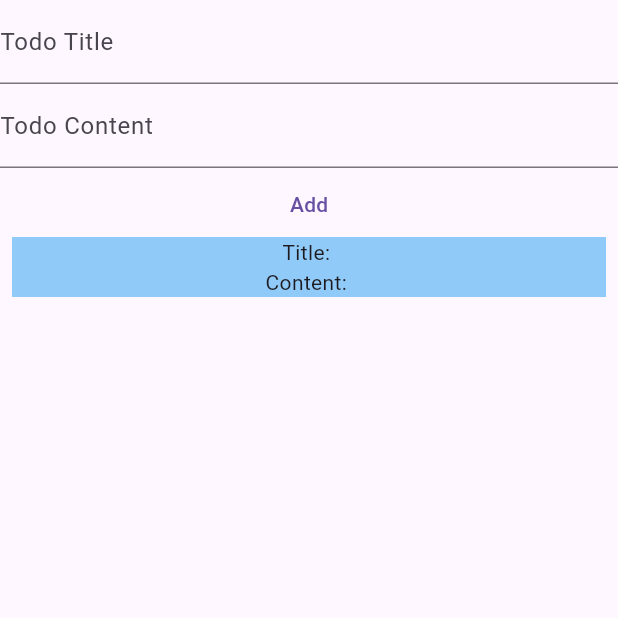
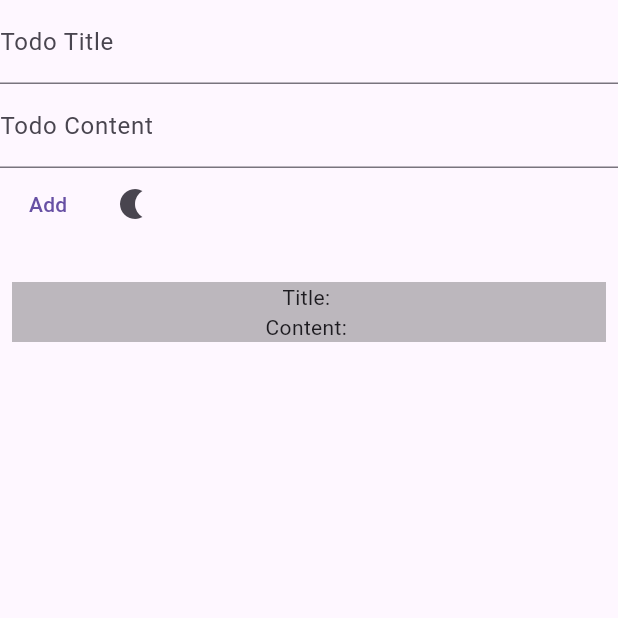
Before and after one commit to NQ556/flutter_course, a Flutter app: the screen it shows after launch, after a tap on "Add", on a phone screen of 412 x 824 dp, the top half of it. Run offline on Flutter 3.47's test engine with Material 3 defaults, Android fonts, the phone set to English and light mode, and no system bars; our stand-ins replace hive; accounts and stored records are empty.

Commit message:
feat: lifecycle widget

```diff
--- a/flutter_widget/lib/main.dart
+++ b/flutter_widget/lib/main.dart
@@ -1,18 +1,45 @@
 import 'package:flutter/material.dart';
-import 'package:flutter_widget/todo_screen.dart';
+import 'package:flutter_widget/model/todo.dart';
+import 'package:flutter_widget/views/todo_screen.dart';
+import 'package:hive/hive.dart';
+import 'package:path_provider/path_provider.dart';
 
-void main() {
+void main() async {
+  WidgetsFlutterBinding.ensureInitialized();
+  final appDocumentDirectory = await getApplicationDocumentsDirectory();
+  Hive.init(appDocumentDirectory.path);
+  Hive.registerAdapter(ToDoAdapter());
+  await Hive.openBox<ToDo>('todos');
   runApp(const MyApp());
 }
 
-class MyApp extends StatelessWidget {
+class MyApp extends StatefulWidget {
   const MyApp({super.key});
 
-  // This widget is the root of your application.
+  @override
+  State<MyApp> createState() => _MyAppState();
+}
+
+class _MyAppState extends State<MyApp> {
+  ThemeMode themeMode = ThemeMode.light;
+
+  void onChangeTheme() {
+    setState(() {
+      themeMode =
+          themeMode == ThemeMode.light ? ThemeMode.dark : ThemeMode.light;
+    });
+  }
+
   @override
   Widget build(BuildContext context) {
-    return const MaterialApp(
-      home: TodoScreen(),
+    return MaterialApp(
+      themeMode: themeMode,
+      theme: ThemeData.light(),
+      darkTheme: ThemeData.dark(),
+      home: TodoScreen(
+        themeMode: themeMode,
+        onChangeTheme: onChangeTheme,
+      ),
     );
   }
 }
--- /dev/null
+++ b/flutter_widget/lib/model/todo.dart
@@ -0,0 +1,13 @@
+import 'package:hive/hive.dart';
+part 'todo.g.dart';
+
+@HiveType(typeId: 1)
+class ToDo {
+  @HiveField(0)
+  final String title;
+
+  @HiveField(1)
+  final String content;
+
+  ToDo(this.title, this.content);
+}
--- a/flutter_widget/lib/todo.dart
+++ /dev/null
@@ -1,6 +0,0 @@
-class ToDo {
-  final String title;
-  final String content;
-
-  ToDo(this.title, this.content);
-}
--- a/flutter_widget/lib/todo_box.dart
+++ /dev/null
@@ -1,21 +0,0 @@
-import 'package:flutter/material.dart';
-import 'package:flutter_widget/todo.dart';
-
-class TodoBox extends StatelessWidget {
-  const TodoBox({super.key, required this.todo});
-
-  final ToDo todo;
-
-  @override
-  Widget build(BuildContext context) {
-    return Container(
-      color: Colors.blue[200],
-      child: Column(
-        children: [
-          Text("Title: ${todo.title}"),
-          Text("Content: ${todo.content}"),
-        ],
-      ),
-    );
-  }
-}
--- a/flutter_widget/lib/todo_screen.dart
+++ /dev/null
@@ -1,65 +0,0 @@
-import 'package:flutter/material.dart';
-import 'package:flutter_widget/add_todo.dart';
-import 'package:flutter_widget/todo.dart';
-import 'package:flutter_widget/todo_box.dart';
-
-class TodoScreen extends StatefulWidget {
-  const TodoScreen({super.key});
-
-  @override
-  State<TodoScreen> createState() => _TodoScreenState();
-}
-
-class _TodoScreenState extends State<TodoScreen> {
-  final titleController = TextEditingController();
-  final contentController = TextEditingController();
-  List<ToDo> todos = [];
-
-  @override
-  Widget build(BuildContext context) {
-    return Scaffold(
-      body: SafeArea(
-        child: Column(
-          children: [
-            SizedBox(
-              height: 150,
-              child: Column(
-                children: [
-                  AddTodo(
-                      titleController: titleController,
-                      contentController: contentController),
-                  TextButton(
-                    onPressed: () {
-                      ToDo newTodo = ToDo(
-                        titleController.text.trim(),
-                        contentController.text.trim(),
-                      );
-
-                      setState(() {
-                        todos.add(newTodo);
-                      });
-                    },
-                    child: const Text("Add"),
-                  ),
-                ],
-              ),
-            ),
-            Expanded(
-              child: ListView.builder(
-                itemCount: todos.length,
-                itemBuilder: (context, index) {
-                  return Padding(
-                    padding: const EdgeInsets.all(8.0),
-                    child: TodoBox(
-                      todo: todos[index],
-                    ),
-                  );
-                },
-              ),
-            )
-          ],
-        ),
-      ),
-    );
-  }
-}
--- /dev/null
+++ b/flutter_widget/lib/views/todo_screen.dart
@@ -0,0 +1,145 @@
+import 'package:flutter/material.dart';
+import 'package:flutter_widget/model/todo.dart';
+import 'package:flutter_widget/widgets/add_todo.dart';
+import 'package:flutter_widget/widgets/todo_box.dart';
+import 'package:hive/hive.dart';
+
+class TodoScreen extends StatefulWidget {
+  const TodoScreen({
+    super.key,
+    required this.themeMode,
+    required this.onChangeTheme,
+  });
+  final ThemeMode themeMode;
+  final VoidCallback onChangeTheme;
+
+  @override
+  State<TodoScreen> createState() => _TodoScreenState();
+}
+
+class _TodoScreenState extends State<TodoScreen> {
+  final titleController = TextEditingController();
+  final contentController = TextEditingController();
+  List<ToDo> todos = [];
+  bool isDarkMode = false;
+
+  void _loadTodos() {
+    final box = Hive.box<ToDo>('todos');
+    setState(() {
+      todos = box.values.toList();
+    });
+  }
+
+  void _addTodo() {
+    ToDo newTodo = ToDo(
+      titleController.text.trim(),
+      contentController.text.trim(),
+    );
+
+    final box = Hive.box<ToDo>('todos');
+    box.add(newTodo);
+    titleController.clear();
+    contentController.clear();
+    _loadTodos();
+  }
+
+  @override
+  void initState() {
+    super.initState();
+    _loadTodos();
+    print("TodoScreen: initState");
+  }
+
+  @override
+  void didChangeDependencies() {
+    print("TodoScreen: didChangeDependencies");
+    super.didChangeDependencies();
+  }
+
+  @override
+  void didUpdateWidget(TodoScreen oldWidget) {
+    print("TodoScreen: didUpdateWidget");
+    super.didUpdateWidget(oldWidget);
+  }
+
+  @override
+  void deactivate() {
+    print("TodoScreen: deactivate");
+    super.deactivate();
+  }
+
+  @override
+  void dispose() {
+    print("TodoScreen: dispose");
+    titleController.dispose();
+    contentController.dispose();
+    super.dispose();
+  }
+
+  @override
+  void reassemble() {
+    super.reassemble();
+    print("TodoScreen: reassemble");
+  }
+
+  @override
+  Widget build(BuildContext context) {
+    print("TodoScreen: Build");
+    ThemeMode currentTheme = widget.themeMode;
+
+    return Scaffold(
+      body: SafeArea(
+        child: Column(
+          children: [
+            SizedBox(
+              height: 180,
+              child: Column(
+                children: [
+                  AddTodo(
+                      titleController: titleController,
+                      contentController: contentController),
+                  Row(
+                    children: [
+                      TextButton(
+                        onPressed: _addTodo,
+                        child: const Text("Add"),
+                      ),
+                      IconButton(
+                        onPressed: () {
+                          currentTheme = currentTheme == ThemeMode.light
+                              ? ThemeMode.dark
+                              : ThemeMode.light;
+                          widget.onChangeTheme();
+                        },
+                        icon: Icon(
+                          widget.themeMode == ThemeMode.light
+                              ? Icons.nightlight
+                              : Icons.sunny,
+                        ),
+                      ),
+                    ],
+                  ),
+                ],
+              ),
+            ),
+            Expanded(
+              child: ListView.builder(
+                itemCount: todos.length,
+                itemBuilder: (context, index) {
+                  return Padding(
+                    padding: const EdgeInsets.all(8.0),
+                    child: TodoBox(
+                      todo: todos[index],
+                      themeMode: currentTheme,
+                      onChangeTheme: widget.onChangeTheme,
+                    ),
+                  );
+                },
+              ),
+            )
+          ],
+        ),
+      ),
+    );
+  }
+}
--- /dev/null
+++ b/flutter_widget/lib/widgets/todo_box.dart
@@ -0,0 +1,41 @@
+import 'package:flutter/material.dart';
+import 'package:flutter_widget/model/todo.dart';
+import 'package:flutter_widget/views/view_todo_screen.dart';
+
+class TodoBox extends StatelessWidget {
+  const TodoBox({
+    super.key,
+    required this.todo,
+    required this.themeMode,
+    required this.onChangeTheme,
+  });
+  final ToDo todo;
+  final ThemeMode themeMode;
+  final VoidCallback onChangeTheme;
+
+  @override
+  Widget build(BuildContext context) {
+    return GestureDetector(
+      onTap: () {
+        Navigator.of(context).pushReplacement(
+          MaterialPageRoute(
+            builder: (context) => ViewTodoScreen(
+              toDo: todo,
+              themeMode: themeMode,
+              onChangeTheme: onChangeTheme,
+            ),
+          ),
+        );
+      },
+      child: Container(
+        color: Colors.black26,
+        child: Column(
+          children: [
+            Text("Title: ${todo.title}"),
+            Text("Content: ${todo.content}"),
+          ],
+        ),
+      ),
+    );
+  }
+}
--- a/flutter_widget/pubspec.yaml
+++ b/flutter_widget/pubspec.yaml
@@ -35,6 +35,9 @@ dependencies:
   # The following adds the Cupertino Icons font to your application.
   # Use with the CupertinoIcons class for iOS style icons.
   cupertino_icons: ^1.0.2
+  hive: ^2.2.3
+  hive_flutter: ^1.1.0
+  path_provider: ^2.1.4
 
 dev_dependencies:
   flutter_test:
@@ -46,6 +49,8 @@ dev_dependencies:
   # package. See that file for information about deactivating specific lint
   # rules and activating additional ones.
   flutter_lints: ^2.0.0
+  hive_generator: ^2.0.1
+  build_runner: ^2.4.9
 
 # For information on the generic Dart part of this file, see the
 # following page: https://dart.dev/tools/pub/pubspec
```
Also changed, not shown: flutter_widget/lib/views/view_todo_screen.dart (added, +61 -0 lines), flutter_widget/lib/model/todo.g.dart (added), flutter_widget/lib/widgets/add_todo.dart (renamed from flutter_widget/lib/add_todo.dart), flutter_widget/pubspec.lock, 1 other file.
